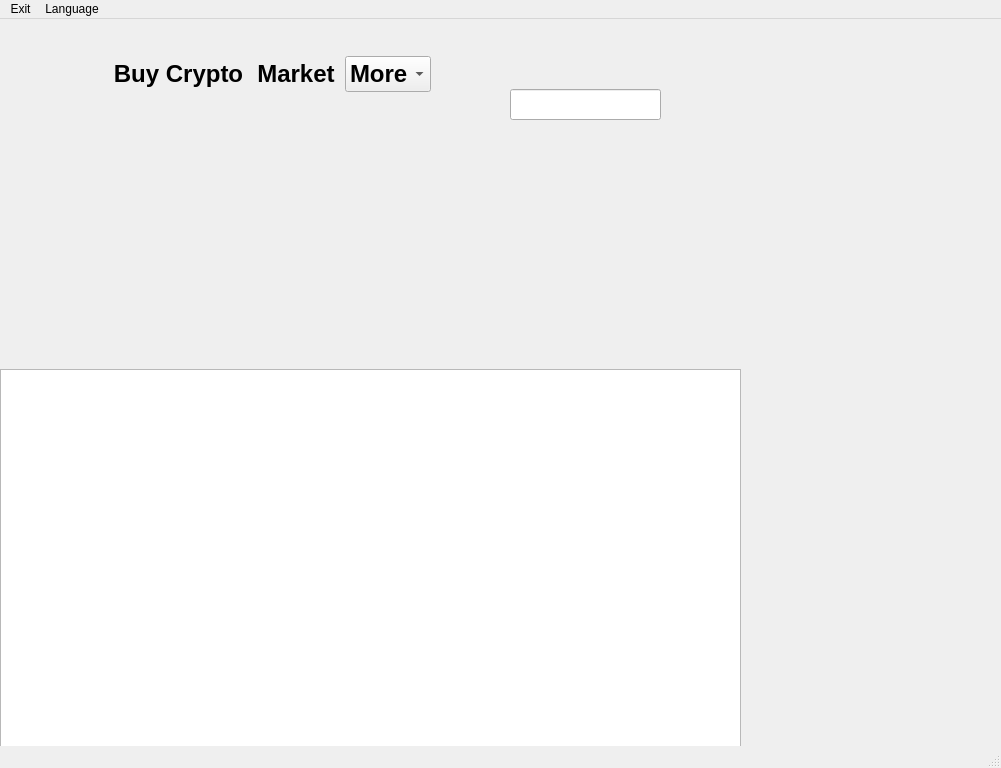
The window that p2p_arbitration_app/mainwindow.ui (Boodeyman/p2p_arbitration) describes before a commit, drawn with Qt 5.
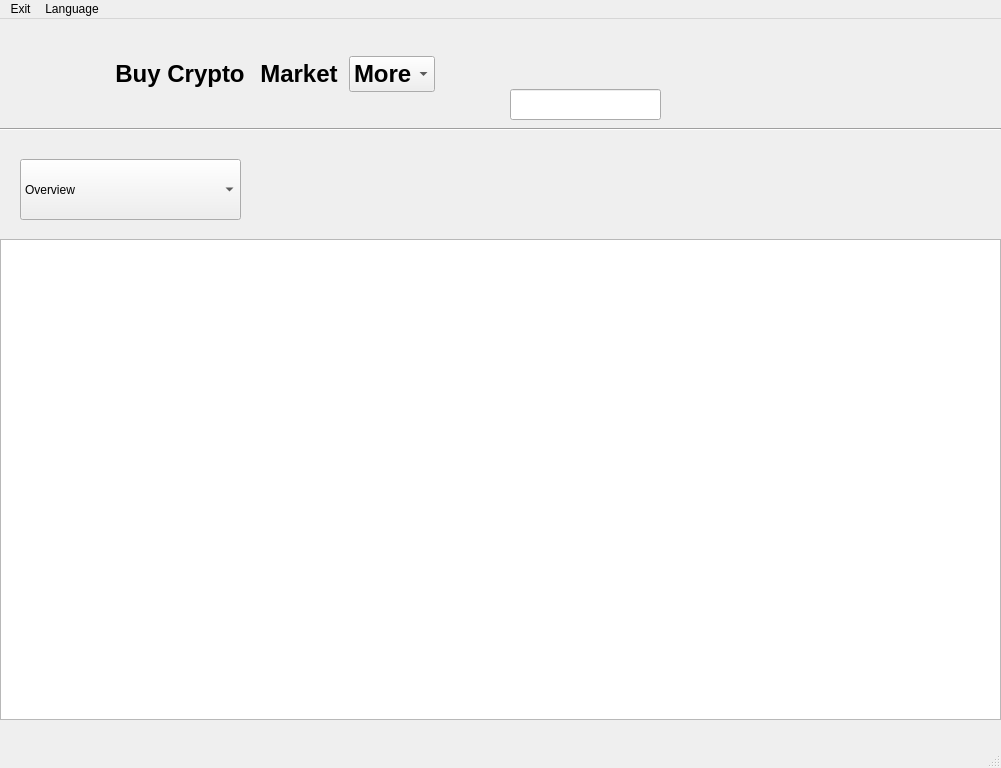
The same window after the commit. Icons and pictures are not drawn.

The edit to the form file:
```diff
--- a/p2p_arbitration_app/mainwindow.ui
+++ b/p2p_arbitration_app/mainwindow.ui
@@ -42,9 +42,9 @@
     <property name="geometry">
      <rect>
       <x>0</x>
-      <y>350</y>
-      <width>741</width>
-      <height>391</height>
+      <y>220</y>
+      <width>1001</width>
+      <height>481</height>
      </rect>
     </property>
     <property name="sizePolicy">
@@ -80,7 +80,7 @@
      <rect>
       <x>110</x>
       <y>13</y>
-      <width>321</width>
+      <width>326</width>
       <height>84</height>
      </rect>
     </property>
@@ -280,6 +280,39 @@
      <bool>true</bool>
     </property>
    </widget>
+   <widget class="Line" name="line">
+    <property name="geometry">
+     <rect>
+      <x>0</x>
+      <y>100</y>
+      <width>1001</width>
+      <height>20</height>
+     </rect>
+    </property>
+    <property name="orientation">
+     <enum>Qt::Horizontal</enum>
+    </property>
+   </widget>
+   <widget class="QComboBox" name="comboBox_2">
+    <property name="geometry">
+     <rect>
+      <x>20</x>
+      <y>140</y>
+      <width>221</width>
+      <height>61</height>
+     </rect>
+    </property>
+    <item>
+     <property name="text">
+      <string>Overview</string>
+     </property>
+    </item>
+    <item>
+     <property name="text">
+      <string>Dynamics</string>
+     </property>
+    </item>
+   </widget>
   </widget>
   <widget class="QStatusBar" name="statusbar"/>
   <widget class="QMenuBar" name="menuBar">
```
Left out of the diff: 2 changed lines with no effect on the pictures.
